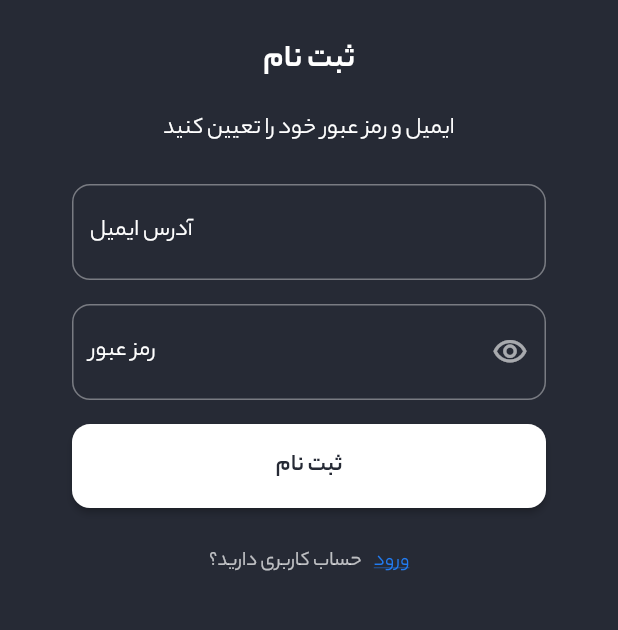
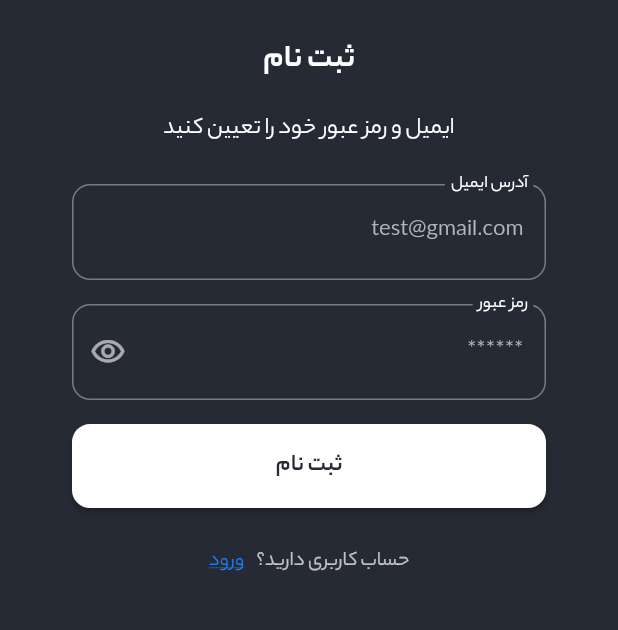
Before and after one commit to saeedshamlo/NikeStoreFlutter, a Flutter app: the AuthScreen screen opened directly, after a tap on "حساب کاربری ندارید؟", on a phone screen of 412 x 824 dp, the part 348-978 px from its top. Run offline on Flutter 3.47's test engine with Material 2 defaults, Android fonts, the phone set to English and light mode, and no system bars; our stand-ins replace bloc, cached_network_image, dio, equatable, flutter_bloc, flutter_svg and 3 more; accounts and stored records are empty; network calls fail.

Commit message:
auth compelte

```diff
--- /dev/null
+++ b/lib/common/constants.dart
@@ -0,0 +1,3 @@
+class Constansts {
+   static const clientSecret="kyj1c9sVcksqGU4scMX7nLDalkjp2WoqQEf8PKAC";
+}
--- /dev/null
+++ b/lib/data/auth_info.dart
@@ -0,0 +1,6 @@
+class AuthInfo{
+  final String accessToken;
+  final String refreshToken;
+
+  AuthInfo(this.accessToken, this.refreshToken);
+}
--- a/lib/ui/auth/auth.dart
+++ b/lib/ui/auth/auth.dart
@@ -1,5 +1,9 @@
 import 'package:flutter/cupertino.dart';
 import 'package:flutter/material.dart';
+import 'package:flutter_bloc/flutter_bloc.dart';
+import 'package:lottie/lottie.dart';
+import 'package:nike_store/data/repo/auth_repository.dart';
+import 'package:nike_store/ui/auth/bloc/auth_bloc.dart';
 
 class AuthScreen extends StatefulWidget {
   @override
@@ -7,13 +11,21 @@ class AuthScreen extends StatefulWidget {
 }
 
 class _AuthScreenState extends State<AuthScreen> {
-  bool isLogin = true;
+  final TextEditingController usernameController =
+      TextEditingController(text: "test@gmail.com");
+  final TextEditingController passwordController =
+      TextEditingController(text: "123456");
   @override
   Widget build(BuildContext context) {
     ThemeData themeData = Theme.of(context);
     const onBackground = Colors.white;
-    return Theme(
+    return Directionality(
+      textDirection: TextDirection.rtl,
+      child: Theme(
         data: themeData.copyWith(
+            snackBarTheme: SnackBarThemeData(
+                backgroundColor: themeData.colorScheme.primary,
+                contentTextStyle: TextStyle(fontFamily: 'YekanBakh')),
             elevatedButtonTheme: ElevatedButtonThemeData(
                 style: ButtonStyle(
               shape: MaterialStateProperty.all(RoundedRectangleBorder(
@@ -23,7 +35,8 @@ class _AuthScreenState extends State<AuthScreen> {
               foregroundColor:
                   MaterialStateProperty.all(themeData.colorScheme.secondary),
             )),
-          colorScheme: themeData.colorScheme.copyWith(onSurface: onBackground),
+            colorScheme:
+                themeData.colorScheme.copyWith(onSurface: onBackground),
             inputDecorationTheme: InputDecorationTheme(
                 labelStyle: TextStyle(color: onBackground),
                 border: OutlineInputBorder(
@@ -34,9 +47,30 @@ class _AuthScreenState extends State<AuthScreen> {
                     borderRadius: BorderRadius.circular(12)))),
         child: Scaffold(
           backgroundColor: themeData.colorScheme.secondary,
-        body: Padding(
+          body: BlocProvider<AuthBloc>(
+            create: (context) {
+              final bloc = AuthBloc(authRepository);
+              bloc.stream.forEach((state) {
+                if (state is AuthSuccess) {
+                  Navigator.of(context).pop();
+                } else if (state is AuthError) {
+                  ScaffoldMessenger.of(context).showSnackBar(
+                      SnackBar(content: Text(state.exception.message)));
+                }
+              });
+              bloc.add(AuthStarted());
+              return bloc;
+            },
+            child: Padding(
               padding: const EdgeInsets.only(left: 48, right: 48),
-          child: Column(
+              child: BlocBuilder<AuthBloc, AuthState>(
+                buildWhen: (previous, current) {
+                  return current is AuthLoading ||
+                      current is AuthInitial ||
+                      current is AuthError;
+                },
+                builder: (context, state) {
+                  return Column(
                     mainAxisAlignment: MainAxisAlignment.center,
                     crossAxisAlignment: CrossAxisAlignment.center,
                     children: [
@@ -49,7 +83,7 @@ class _AuthScreenState extends State<AuthScreen> {
                         height: 24,
                       ),
                       Text(
-                isLogin ? 'خوش آمدید' : 'ثبت نام',
+                        state.isLoginMode ? 'خوش آمدید' : 'ثبت نام',
                         style: TextStyle(
                             color: onBackground,
                             fontSize: 22,
@@ -59,7 +93,7 @@ class _AuthScreenState extends State<AuthScreen> {
                         height: 16,
                       ),
                       Text(
-                isLogin
+                        state.isLoginMode
                             ? 'لطفا وارد حساب کاربری خود شوید'
                             : 'ایمیل و رمز عبور خود را تعیین کنید',
                         style: TextStyle(color: onBackground, fontSize: 16),
@@ -68,21 +102,34 @@ class _AuthScreenState extends State<AuthScreen> {
                         height: 24,
                       ),
                       TextField(
+                        controller: usernameController,
                         keyboardType: TextInputType.emailAddress,
                         decoration: InputDecoration(label: Text('آدرس ایمیل')),
                       ),
                       SizedBox(
                         height: 16,
                       ),
-              _PasswordTextField(onBackground: onBackground),
+                      _PasswordTextField(
+                        onBackground: onBackground,
+                        passwordController: passwordController,
+                      ),
                       SizedBox(
                         height: 16,
                       ),
                       ElevatedButton(
-                  onPressed: () {},
-                  child: Text(
-                    isLogin?'ورود':'ثبت نام',
-                    style: TextStyle(fontWeight: FontWeight.bold, fontSize: 16),
+                          onPressed: () {
+                            BlocProvider.of<AuthBloc>(context).add(
+                                AuthButtonIsClicked(usernameController.text,
+                                    passwordController.text));
+                          },
+                          child: state is AuthLoading
+                              ? Lottie.asset('assets/anim/circularloader.json',
+                                  height: 40, repeat: true)
+                              : Text(
+                                  state.isLoginMode ? 'ورود' : 'ثبت نام',
+                                  style: TextStyle(
+                                      fontWeight: FontWeight.bold,
+                                      fontSize: 16),
                                 )),
                       SizedBox(
                         height: 8,
@@ -90,35 +137,39 @@ class _AuthScreenState extends State<AuthScreen> {
                       InkWell(
                         borderRadius: BorderRadius.circular(8),
                         onTap: () {
-                  setState(() {
-                    isLogin =!isLogin;
-                  });
+                          BlocProvider.of<AuthBloc>(context)
+                              .add(AuthModeChangeIsClicked());
                         },
                         child: Container(
                           height: 56,
                           child: Row(
                             mainAxisAlignment: MainAxisAlignment.center,
                             children: [
-
                               Text(
-                        isLogin?'حساب کاربری ندارید؟':'حساب کاربری دارید؟',
-                        style: TextStyle(color: onBackground.withOpacity(0.7)),
+                                state.isLoginMode
+                                    ? 'حساب کاربری ندارید؟'
+                                    : 'حساب کاربری دارید؟',
+                                style: TextStyle(
+                                    color: onBackground.withOpacity(0.7)),
                               ),
                               SizedBox(
                                 width: 8,
                               ),
                               Text(
-                        isLogin?'ثبت نام':'ورود',
+                                state.isLoginMode ? 'ثبت نام' : 'ورود',
                                 style: TextStyle(
                                     color: themeData.colorScheme.primary,
                                     decoration: TextDecoration.underline),
                               ),
-
                             ],
                           ),
                         ),
                       )
                     ],
+                  );
+                },
+              ),
+            ),
           ),
         ),
       ),
@@ -130,9 +181,11 @@ class _PasswordTextField extends StatefulWidget {
   const _PasswordTextField({
     Key? key,
     required this.onBackground,
+    required this.passwordController,
   }) : super(key: key);
 
   final Color onBackground;
+  final TextEditingController passwordController;
 
   @override
   State<_PasswordTextField> createState() => _PasswordTextFieldState();
@@ -143,6 +196,7 @@ class _PasswordTextFieldState extends State<_PasswordTextField> {
   @override
   Widget build(BuildContext context) {
     return TextField(
+        controller: widget.passwordController,
         obscureText: onsecureText,
         obscuringCharacter: '*',
         keyboardType: TextInputType.visiblePassword,
--- /dev/null
+++ b/lib/ui/auth/bloc/auth_bloc.dart
@@ -0,0 +1,35 @@
+import 'package:bloc/bloc.dart';
+import 'package:equatable/equatable.dart';
+import 'package:nike_store/common/exception.dart';
+import 'package:nike_store/data/repo/auth_repository.dart';
+
+part 'auth_event.dart';
+part 'auth_state.dart';
+
+class AuthBloc extends Bloc<AuthEvent, AuthState> {
+  final IAuthRepository authRepository;
+  bool isLoginMode;
+  AuthBloc(this.authRepository, {this.isLoginMode = true})
+      : super(AuthInitial(isLoginMode)) {
+    on<AuthEvent>((event, emit) async {
+      try {
+        if (event is AuthButtonIsClicked) {
+          emit(AuthLoading(isLoginMode));
+          if (isLoginMode) {
+            await authRepository.login(event.username, event.password);
+            emit(AuthSuccess(isLoginMode));
+          } else {
+            await authRepository.signUp(event.username, event.password);
+            emit(AuthSuccess(isLoginMode));
+          }
+        } else if (event is AuthModeChangeIsClicked) {
+          isLoginMode = !isLoginMode;
+          emit(AuthInitial(isLoginMode));
+        }
+      } catch (e) {
+        emit(AuthError(isLoginMode,AppException()));
+
+      }
+    });
+  }
+}
--- /dev/null
+++ b/lib/ui/auth/bloc/auth_event.dart
@@ -0,0 +1,23 @@
+part of 'auth_bloc.dart';
+
+abstract class AuthEvent extends Equatable {
+  const AuthEvent();
+
+  @override
+  List<Object> get props => [];
+}
+
+class AuthStarted extends AuthEvent{}
+
+
+class AuthButtonIsClicked extends AuthEvent{
+  final String username;
+  final String password;
+
+  AuthButtonIsClicked(this.username, this.password);
+
+}
+
+class AuthModeChangeIsClicked extends AuthEvent{
+
+}
--- /dev/null
+++ b/lib/ui/auth/bloc/auth_state.dart
@@ -0,0 +1,26 @@
+part of 'auth_bloc.dart';
+
+abstract class AuthState extends Equatable {
+  const AuthState(this.isLoginMode);
+
+  final bool isLoginMode;
+  @override
+  List<Object> get props => [isLoginMode];
+}
+
+class AuthInitial extends AuthState {
+  AuthInitial(super.isLoginMode);
+}
+
+class AuthLoading extends AuthState{
+  AuthLoading(super.isLoginMode);
+}
+
+class AuthError extends AuthState{
+  final AppException exception;
+  AuthError(super.isLoginMode, this.exception);
+}
+
+class AuthSuccess extends AuthState{
+  AuthSuccess(super.isLoginMode);
+}
--- a/lib/ui/root.dart
+++ b/lib/ui/root.dart
@@ -1,6 +1,7 @@
 import 'package:flutter/cupertino.dart';
 import 'package:flutter/material.dart';
 import 'package:flutter_svg/svg.dart';
+import 'package:nike_store/ui/cart/cart.dart';
 import 'package:nike_store/ui/home/home.dart';
 
 const int homeIndex = 0;
@@ -62,7 +63,7 @@ class _RootScreenState extends State<RootScreen> {
                   Center(
                     child: Text('Search'),
                   )),
-              navigator(_cartleKey, cartIndex, Center(child: Text('Cart'))),
+              navigator(_cartleKey, cartIndex, CartScreen()),
               navigator(
                   _profileKey, profileIndex, Center(child: Text('Profile'))),
             ],
--- a/pubspec.yaml
+++ b/pubspec.yaml
@@ -43,6 +43,8 @@ dependencies:
   smooth_page_indicator: ^1.0.0+2
   simple_animations: ^4.2.0
   flutter_svg: ^1.1.1+1
+  shared_preferences: ^2.0.15
+  lottie: ^1.4.0
 
 
 dev_dependencies:
@@ -70,6 +72,7 @@ flutter:
   assets:
     - assets/img/
     - assets/icon/
+    - assets/anim/
 
 
   # An image asset can refer to one or more resolution-specific "variants", see
```
Also changed, not shown: assets/anim/circularloader.json (added, +1 -0 lines), lib/data/dataSource/auth_data_source.dart (added, +56 -0 lines), lib/data/repo/auth_repository.dart (added, +73 -0 lines), lib/main.dart (+9 -8 lines), lib/ui/cart/cart.dart (added, +56 -0 lines), pubspec.lock, 1 other file. Lines whose indentation alone changed are shown as unchanged.
